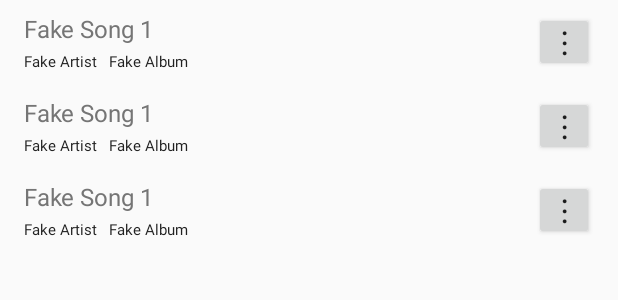
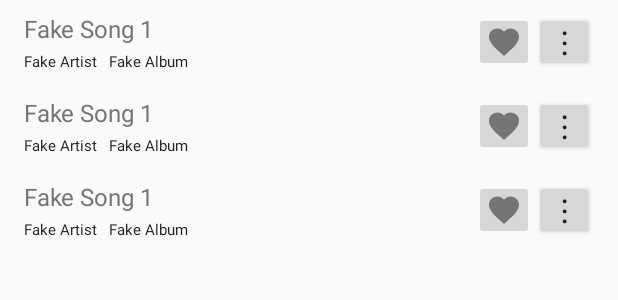
Before and after one commit to aji-app/aji, an Android app: the layout fragment_song_list.xml on its own in the app's theme, with its tools: preview values and no code run, on a phone screen of 412 x 824 dp. Shown: the top 300 px of the screen. Run offline under Robolectric (Android 15) with nearby library versions, the phone set to English and light mode, and no system bars.

Commit message:
Favorite songs, add songs to playlist

```diff
--- a/app/src/main/java/ch/zhaw/engineering/tbdappname/MainActivity.java
+++ b/app/src/main/java/ch/zhaw/engineering/tbdappname/MainActivity.java
@@ -120,7 +120,7 @@ public class MainActivity extends AppCompatActivity {
                 for (int i = 0; i < 10; i++) {
                     fakeSongs.add(Song.builder()
                             .title("Song Nr. " + i)
-                            .artist("Pendulum")
+                            .artist("Fake Band")
                             .album("Make it Fake")
                             .filepath("bubu" + i)
                             .duration((long) (1000 * (i + 1) + Math.random() * 500))
--- a/app/src/main/java/ch/zhaw/engineering/tbdappname/services/database/dao/PlaylistDao.java
+++ b/app/src/main/java/ch/zhaw/engineering/tbdappname/services/database/dao/PlaylistDao.java
@@ -29,6 +29,10 @@ public interface PlaylistDao {
     @Insert(onConflict = OnConflictStrategy.IGNORE)
     void insertAll(List<PlaylistSongCrossRef> refs);
 
+    @Transaction
+    @Insert(onConflict = OnConflictStrategy.IGNORE)
+    void insert(PlaylistSongCrossRef ref);
+
     @Query("DELETE FROM PlaylistSongCrossRef WHERE PlaylistSongCrossRef.songId == :songId")
     void deleteBySongId(long songId);
 
--- a/app/src/main/java/ch/zhaw/engineering/tbdappname/services/database/repository/PlaylistRepository.java
+++ b/app/src/main/java/ch/zhaw/engineering/tbdappname/services/database/repository/PlaylistRepository.java
@@ -40,6 +40,12 @@ public class PlaylistRepository {
         return mPlaylistDao.getSortedPlaylists(searchQuery, ascending);
     }
 
+    public void addSongToPlaylist(Song song, Playlist playlist) {
+        PlaylistWithSongs playlistwithSongs = mPlaylistDao.findPlaylistWithSongsById(playlist.getPlaylistId());
+        PlaylistSongCrossRef playlistSongCrossRef = new PlaylistSongCrossRef(playlist.getPlaylistId(), song.getSongId(), playlistwithSongs.songs.size());
+        mPlaylistDao.insert(playlistSongCrossRef);
+    }
+
     public PlaylistWithSongs findPlaylistById(long id) {
         return mPlaylistDao.findPlaylistWithSongsById(id);
     }
--- a/app/src/main/java/ch/zhaw/engineering/tbdappname/services/database/repository/SongRepository.java
+++ b/app/src/main/java/ch/zhaw/engineering/tbdappname/services/database/repository/SongRepository.java
@@ -104,6 +104,11 @@ public class SongRepository {
         }
     }
 
+    public void toggleFavorite(Song song) {
+        song.setFavorite(!song.isFavorite());
+        mSongDao.updateSong(song);
+    }
+
     public void deleteSong(Song song) {
         mPlaylistRepo.deleteSongFromPlaylists(song);
         mSongDao.deleteSong(song);
--- a/app/src/main/java/ch/zhaw/engineering/tbdappname/ui/song/SongListFragment.java
+++ b/app/src/main/java/ch/zhaw/engineering/tbdappname/ui/song/SongListFragment.java
@@ -126,5 +126,6 @@ public class SongListFragment extends Fragment {
         void onSongAddToPlaylist(Song song, Playlist playlist);
         void onSongDelete(Song song);
         void onCreatePlaylist();
+        void onToggleFavorite(Song song);
     }
 }
--- /dev/null
+++ b/app/src/main/res/drawable-anydpi/ic_favorite.xml
@@ -0,0 +1,11 @@
+<vector xmlns:android="http://schemas.android.com/apk/res/android"
+    android:width="24dp"
+    android:height="24dp"
+    android:viewportWidth="24"
+    android:viewportHeight="24"
+    android:tint="#333333"
+    android:alpha="0.6">
+    <path
+        android:fillColor="#FF000000"
+        android:pathData="M12,21.35l-1.45,-1.32C5.4,15.36 2,12.28 2,8.5 2,5.42 4.42,3 7.5,3c1.74,0 3.41,0.81 4.5,2.09C13.09,3.81 14.76,3 16.5,3 19.58,3 22,5.42 22,8.5c0,3.78 -3.4,6.86 -8.55,11.54L12,21.35z"/>
+</vector>
--- a/app/src/main/res/layout/fragment_song_item.xml
+++ b/app/src/main/res/layout/fragment_song_item.xml
@@ -50,6 +50,15 @@
 
     </LinearLayout>
 
+    <ImageButton
+        android:id="@+id/song_item_favorite"
+        android:layout_width="40dp"
+        android:layout_height="match_parent"
+        android:layout_marginStart="0dp"
+        android:layout_marginEnd="0dp"
+        android:gravity="center"
+        android:padding="0dp"
+        android:src="@drawable/ic_favorite" />
     <Button
         android:id="@+id/song_item_overflow"
         android:layout_width="40dp"
```
Also changed, not shown: app/src/main/java/ch/zhaw/engineering/tbdappname/TestActivity.java (+22 -2 lines), app/src/main/java/ch/zhaw/engineering/tbdappname/ui/song/SongRecyclerViewAdapter.java (+10 -0 lines), app/src/main/res/drawable-anydpi/ic_not_favorite.xml (added, +11 -0 lines), app/src/main/res/drawable-hdpi/ic_favorite.png (added), app/src/main/res/drawable-hdpi/ic_not_favorite.png (added), app/src/main/res/drawable-mdpi/ic_favorite.png (added), app/src/main/res/drawable-mdpi/ic_not_favorite.png (added), app/src/main/res/drawable-xhdpi/ic_favorite.png (added), app/src/main/res/drawable-xhdpi/ic_not_favorite.png (added), app/src/main/res/drawable-xxhdpi/ic_favorite.png (added), app/src/main/res/drawable-xxhdpi/ic_not_favorite.png (added).
